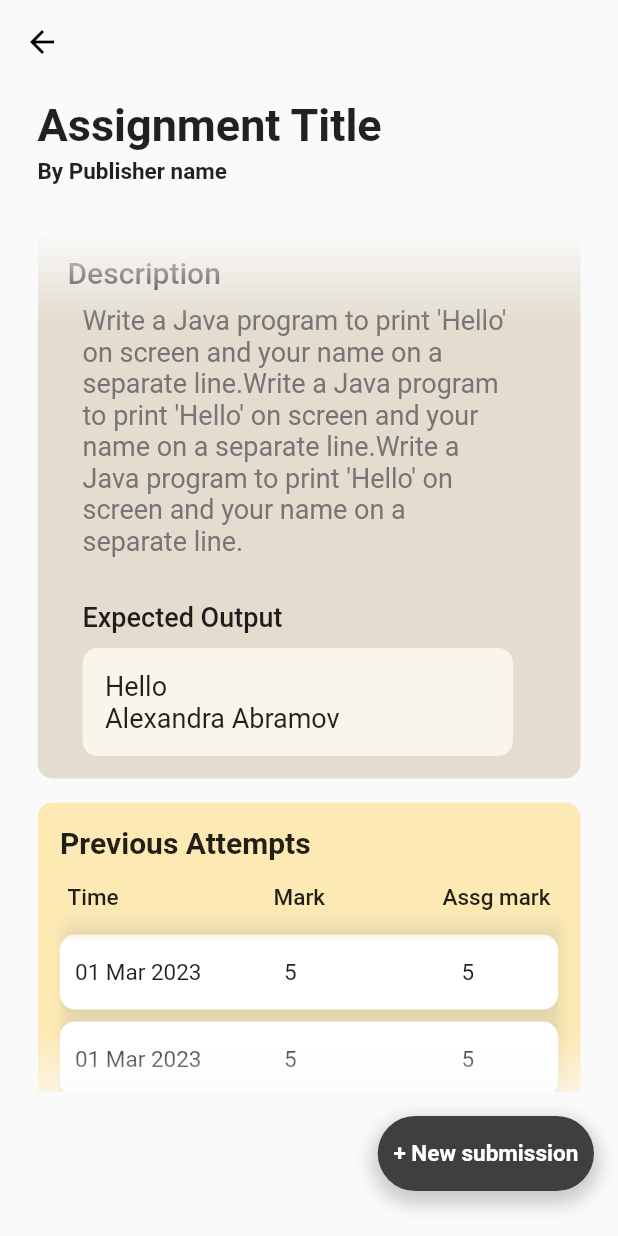
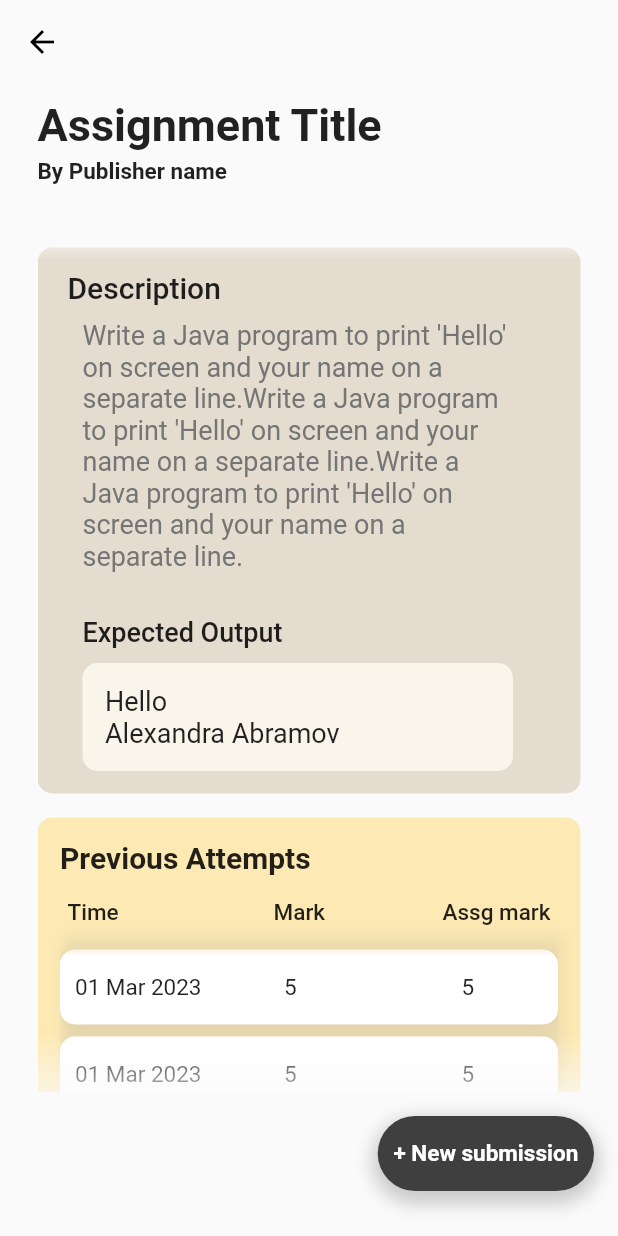
Before and after one commit to flutter-team5/Checky, a Flutter app: the SingleAssignmentScreen screen opened directly, on a phone screen of 412 x 824 dp. Run offline on Flutter 3.47's test engine with Material 2 defaults, Android fonts, the phone set to English and light mode, and no system bars; our stand-ins replace dot_navigation_bar, file_picker, flutter_snake_navigationbar, supabase_flutter; accounts and stored records are empty.

Commit message:
Add comments on assignment page

```diff
--- a/checky/lib/screens/assignments_views/single_assignment_screen.dart
+++ b/checky/lib/screens/assignments_views/single_assignment_screen.dart
@@ -29,6 +29,7 @@ class _SingleAssignmentScreenState extends State<SingleAssignmentScreen> {
               margin: const EdgeInsets.only(
                   top: 10, left: 25, right: 25, bottom: 20),
               child: Column(
+                //Start of the main column
                 crossAxisAlignment: CrossAxisAlignment.start,
                 children: [
                   const Text(
@@ -41,6 +42,7 @@ class _SingleAssignmentScreenState extends State<SingleAssignmentScreen> {
                     style: TextStyle(fontSize: 15, fontWeight: FontWeight.bold),
                   ),
                   CSpaces.kVspace32,
+                  //Assignment Detailes Container
                   ShaderMask(
                     shaderCallback: (Rect rect) {
                       return const LinearGradient(
@@ -54,7 +56,7 @@ class _SingleAssignmentScreenState extends State<SingleAssignmentScreen> {
                         ],
                         stops: [
                           0.0,
-                          0.1,
+                          0.03, //Top shadow < less shadow
                           0.9,
                           1.0
                         ], // 10% purple, 80% transparent, 10% purple
@@ -62,13 +64,16 @@ class _SingleAssignmentScreenState extends State<SingleAssignmentScreen> {
                     },
                     blendMode: BlendMode.dstOut,
                     child: Container(
-                      padding: EdgeInsets.only(bottom: 20),
+                      padding: const EdgeInsets.only(bottom: 20),
                       height: MediaQuery.of(context).size.height * 0.72,
                       child: SingleChildScrollView(
                         scrollDirection: Axis.vertical,
                         child: Column(
+                          //Start of scrolling Column
                           children: [
                             Container(
+                              //Start of Description container
+                              margin: const EdgeInsets.only(top: 10),
                               padding: const EdgeInsets.all(15),
                               decoration: BoxDecoration(
                                   color: CColors.beige,
@@ -125,9 +130,9 @@ class _SingleAssignmentScreenState extends State<SingleAssignmentScreen> {
                                   ),
                                 ],
                               ),
-                            ),
+                            ), // End of Description Container
                             CSpaces.kVspace16,
-                            Container(
+                            Container( //Start of Previous Attempts Container
                               padding: const EdgeInsets.only(
                                   top: 15, bottom: 5, left: 15, right: 15),
                               decoration: BoxDecoration(
@@ -179,7 +184,7 @@ class _SingleAssignmentScreenState extends State<SingleAssignmentScreen> {
                                     ),
                                   ),
                                   CSpaces.kVspace8,
-                                  Container(
+                                  Container(//Start of scrolling attempts container
                                     decoration: BoxDecoration(
                                       // border: Border(
                                       //   top: BorderSide(
@@ -237,7 +242,7 @@ class _SingleAssignmentScreenState extends State<SingleAssignmentScreen> {
                                         ),
                                       ),
                                     ),
-                                  ),
+                                  ), //End of scrolling attempts container
                                   const Center(
                                     child: Icon(
                                       Icons.keyboard_double_arrow_down_rounded,
@@ -246,20 +251,21 @@ class _SingleAssignmentScreenState extends State<SingleAssignmentScreen> {
                                   ),
                                 ],
                               ),
-                            ),
+                            ),//End of Previous Attempts Container
                           ],
-                        ),
+                        ), //End of scrolling Column
                       ),
                     ),
                   ),
 
                   // CSpaces.kVspace8,
                 ],
-              ),
+              ), //End of the Main coulmn
             ),
           ],
         ),
       ),
+      //Upload file button
       floatingActionButton: InkWell(
         onTap: () async {
           uploadFileFromUser(await getAssignmentById(2));
```
